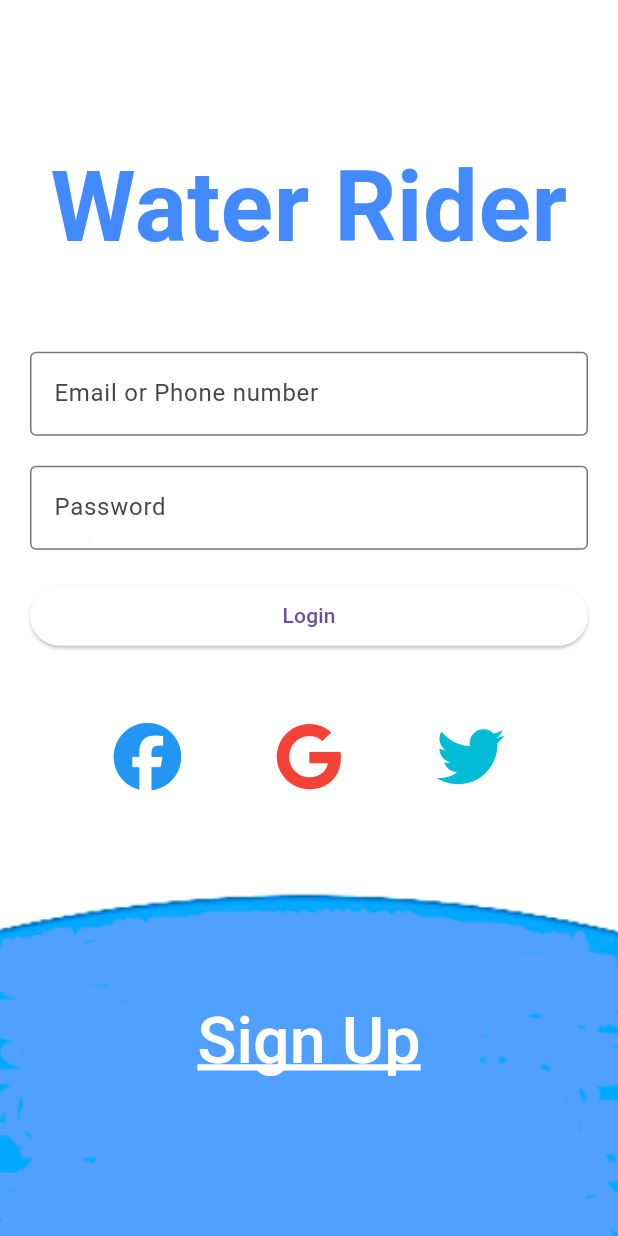
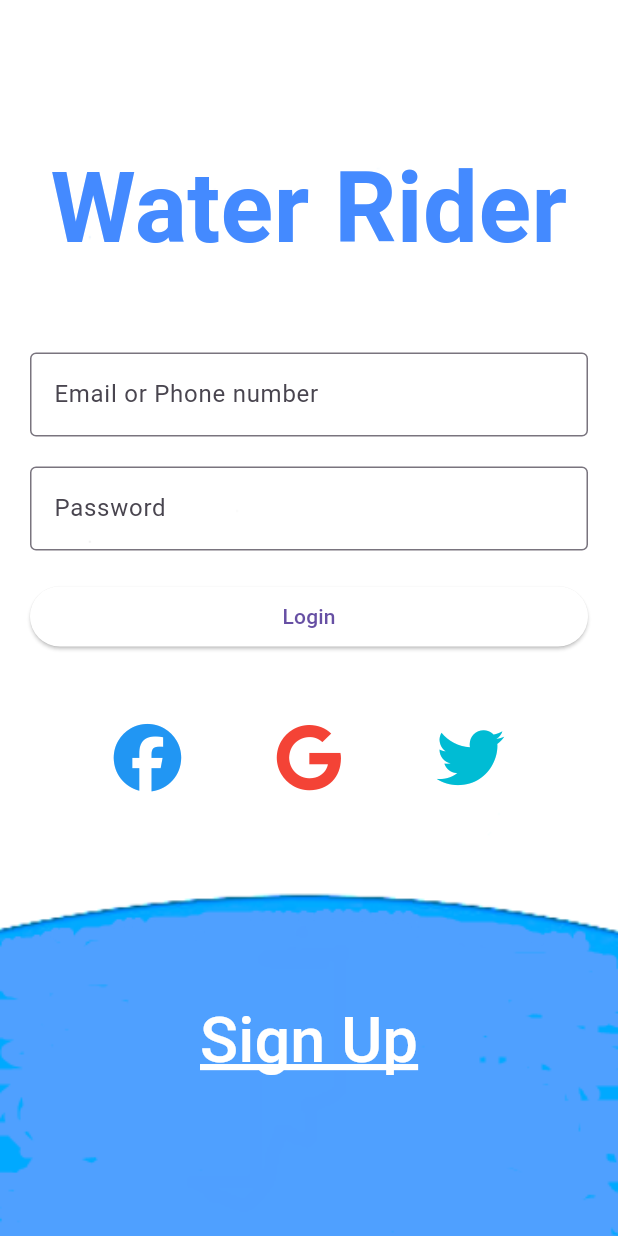
Before and after one commit to mohamed17803/waterriderdemo, a Flutter app: the screen it shows after launch, on a phone screen of 412 x 824 dp. Run offline on Flutter 3.47's test engine with Material 3 defaults, Android fonts, the phone set to English and light mode, and no system bars; our stand-ins replace font_awesome_flutter; Roboto replaces fonts that are missing (Pacifico).

Commit message:
Check MS 17!!

```diff
--- a/lib/screens/login_screen.dart
+++ b/lib/screens/login_screen.dart
@@ -98,7 +98,7 @@ class LoginScreen extends StatelessWidget {
                       child: const Text(
                         'Sign Up',
                         style: TextStyle(
-                          fontSize: 43.0,
+                          fontSize: 42.0,
                           color: Colors.white,
                           decoration: TextDecoration.underline,
                           decorationThickness: 2,
```
